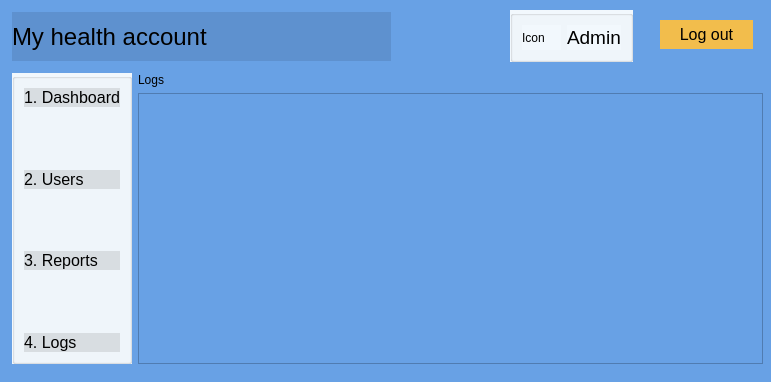
First picture: the form in adminlogs.ui, repository Darijan444/COV-19-Desktop_App, before the edit.
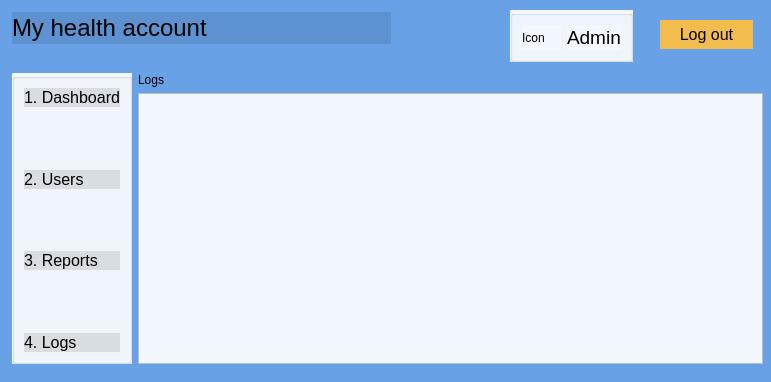
Second picture: the form after the edit.

```diff
--- a/adminlogs.ui
+++ b/adminlogs.ui
@@ -52,7 +52,7 @@
     <string>Log out</string>
    </property>
   </widget>
-  <widget class="QWidget" name="">
+  <widget class="QWidget" name="layoutWidget">
    <property name="geometry">
     <rect>
      <x>12</x>
@@ -217,7 +217,11 @@
      </widget>
     </item>
     <item row="1" column="1">
-     <widget class="QTableView" name="tableView"/>
+     <widget class="QTableView" name="tableView">
+      <property name="styleSheet">
+       <string notr="true">background-color: rgb(242, 248, 253)</string>
+      </property>
+     </widget>
     </item>
    </layout>
   </widget>
@@ -274,7 +278,7 @@
      <x>12</x>
      <y>12</y>
      <width>379</width>
-     <height>49</height>
+     <height>32</height>
     </rect>
    </property>
    <property name="orientation">
```
